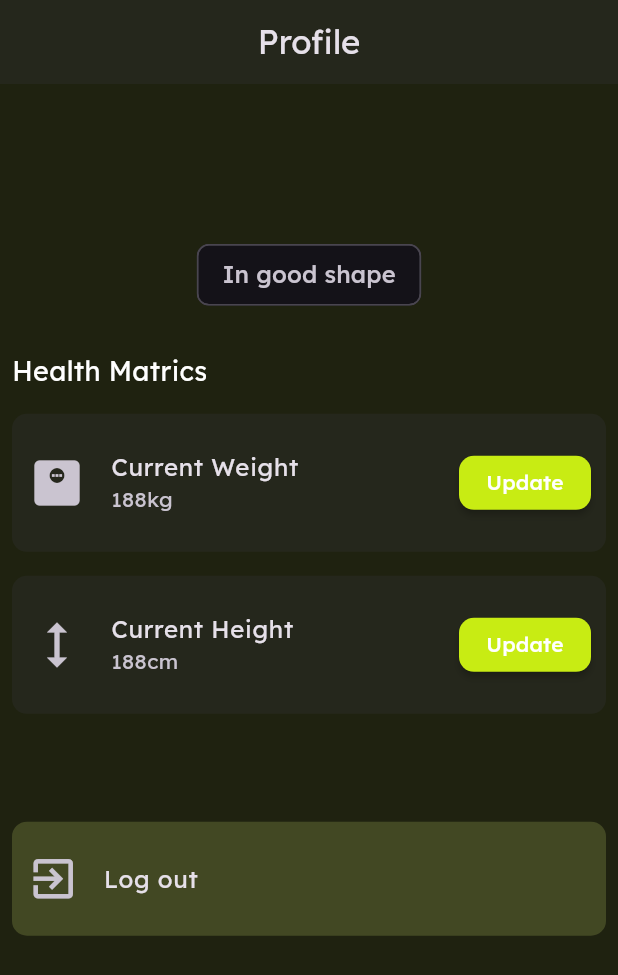
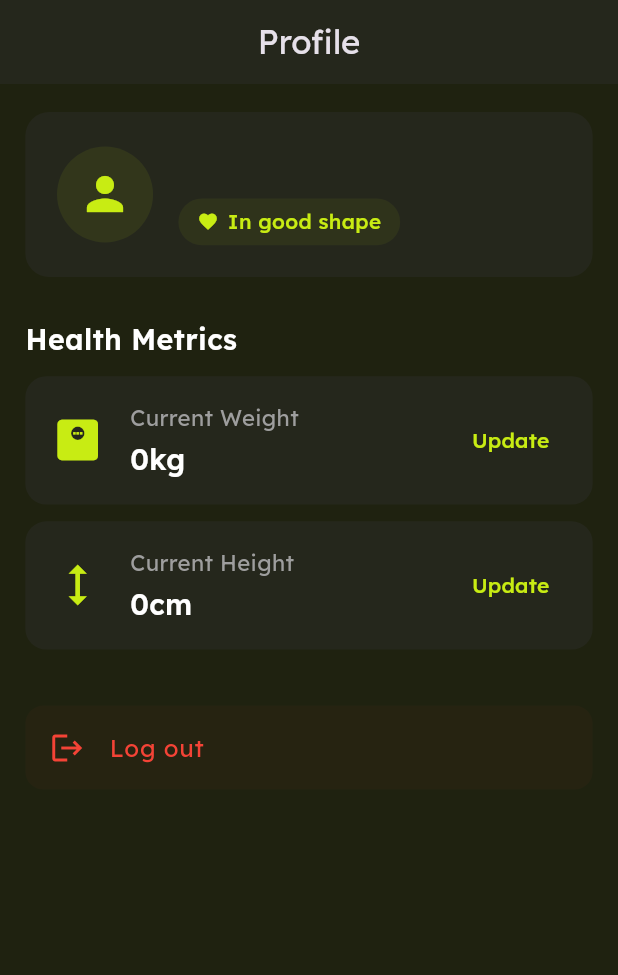
Before and after one commit to Amin-Thoufeeque/fitthread, a Flutter app: the ProfileScreen screen opened directly, on a phone screen of 412 x 824 dp. Shown: the top 975 px of the screen. Run offline on Flutter 3.47's test engine with Material 3 defaults, Android fonts, the phone set to English and light mode, and no system bars; our stand-ins replace bloc, dartz, dio, flutter_bloc, flutter_screenutil, flutter_slidable and 8 more; accounts and stored records are empty.

Commit message:
Update profile screen ui

```diff
--- /dev/null
+++ b/lib/Presentation/Const/widgets/matric_card.dart
@@ -0,0 +1,59 @@
+import 'package:fitthread/Presentation/Const/colors.dart';
+import 'package:flutter/material.dart';
+import 'package:flutter_screenutil/flutter_screenutil.dart';
+
+class MetricCard extends StatelessWidget {
+  final IconData icon;
+  final String title;
+  final String value;
+  final VoidCallback onUpdate;
+
+  const MetricCard({
+    super.key,
+    required this.icon,
+    required this.title,
+    required this.value,
+    required this.onUpdate,
+  });
+
+  @override
+  Widget build(BuildContext context) {
+    return Container(
+      padding: EdgeInsets.all(16.w),
+      decoration: BoxDecoration(
+        color: AppColors.cardBackground,
+        borderRadius: BorderRadius.circular(14),
+      ),
+      child: Row(
+        children: [
+          Icon(icon, size: 36, color: AppColors.accentGreen),
+          SizedBox(width: 16.w),
+          Expanded(
+            child: Column(
+              crossAxisAlignment: CrossAxisAlignment.start,
+              children: [
+                Text(
+                  title,
+                  style: TextStyle(fontSize: 14.sp, color: Colors.grey),
+                ),
+                SizedBox(height: 4.h),
+                Text(
+                  value,
+                  style: TextStyle(
+                    fontSize: 18.sp,
+                    fontWeight: FontWeight.w600,
+                  ),
+                ),
+              ],
+            ),
+          ),
+          TextButton(
+            onPressed: onUpdate,
+            style: TextButton.styleFrom(foregroundColor: AppColors.accentGreen),
+            child: const Text('Update'),
+          ),
+        ],
+      ),
+    );
+  }
+}
--- a/lib/Presentation/ProfileScreen/profile_screen.dart
+++ b/lib/Presentation/ProfileScreen/profile_screen.dart
@@ -2,6 +2,7 @@ import 'package:fitthread/Application/User/user_bloc.dart';
 import 'package:fitthread/Presentation/Const/colors.dart';
 import 'package:fitthread/Presentation/Const/other_screens/submit_height_screen.dart';
 import 'package:fitthread/Presentation/Const/other_screens/submit_weight_screen.dart';
+import 'package:fitthread/Presentation/Const/widgets/matric_card.dart';
 import 'package:fitthread/Presentation/splashscreen.dart';
 import 'package:flutter/material.dart';
 import 'package:flutter_bloc/flutter_bloc.dart';
@@ -12,116 +13,149 @@ class ProfileScreen extends StatelessWidget {
 
   @override
   Widget build(BuildContext context) {
+    final user = context.read<UserBloc>().state.user;
+
     return Scaffold(
+      backgroundColor: AppColors.mainBackground,
       appBar: AppBar(
-        title: Text('Profile'),
+        elevation: 0,
+        title: const Text('Profile'),
         centerTitle: true,
         backgroundColor: AppColors.cardBackground,
       ),
       body: SingleChildScrollView(
-        child: Center(
+        padding: EdgeInsets.symmetric(horizontal: 16.w, vertical: 20.h),
         child: Column(
-            crossAxisAlignment: .center,
-
+          crossAxisAlignment: CrossAxisAlignment.start,
           children: [
-              SizedBox(height: 50.h),
-              Text(
-                context.read<UserBloc>().state.user.username,
-                style: TextStyle(fontSize: 25.sp),
+            Container(
+              padding: EdgeInsets.all(20.w),
+              decoration: BoxDecoration(
+                color: AppColors.cardBackground,
+                borderRadius: BorderRadius.circular(16),
               ),
-              SizedBox(height: 20.h),
-              Chip(
-                label: Text('In good shape', style: TextStyle(fontSize: 15.sp)),
-              ),
-              SizedBox(height: 20.h),
-              Align(
-                alignment: AlignmentGeometry.centerLeft,
-                child: Padding(
-                  padding: const EdgeInsets.all(8.0),
-                  child: Text(
-                    'Health Matrics',
-                    style: TextStyle(fontSize: 17.sp),
+              child: Row(
+                children: [
+                  CircleAvatar(
+                    radius: 32,
+                    backgroundColor: AppColors.accentGreen.withAlpha(20),
+                    child: Icon(
+                      Icons.person,
+                      size: 36,
+                      color: AppColors.accentGreen,
                     ),
                   ),
-              ),
-              Padding(
-                padding: const EdgeInsets.all(8.0),
-                child: ListTile(
-                  shape: RoundedRectangleBorder(
-                    borderRadius: BorderRadiusGeometry.circular(10),
-                  ),
-                  contentPadding: EdgeInsets.all(10),
-                  tileColor: AppColors.cardBackground,
-                  leading: Icon(Icons.monitor_weight, size: 40),
-                  title: Text('Current Weight'),
-                  subtitle: Text('188kg'),
-                  trailing: MaterialButton(
-                    onPressed: () {
-                      Navigator.of(context).push(
-                        MaterialPageRoute(
-                          builder: (context) =>
-                              SubmitWeightScreen(isUpdating: true),
-                        ),
-                      );
-                    },
-                    color: AppColors.accentGreen,
-                    shape: RoundedRectangleBorder(
-                      borderRadius: BorderRadiusGeometry.circular(10),
-                    ),
-                    child: Text('Update'),
+                  SizedBox(width: 16.w),
+                  Expanded(
+                    child: Column(
+                      crossAxisAlignment: CrossAxisAlignment.start,
+                      children: [
+                        Text(
+                          user.username,
+                          style: TextStyle(
+                            fontSize: 20.sp,
+                            fontWeight: FontWeight.w600,
                           ),
                         ),
+                        SizedBox(height: 6.h),
+                        Container(
+                          padding: EdgeInsets.symmetric(
+                            horizontal: 12.w,
+                            vertical: 6.h,
                           ),
-              Padding(
-                padding: const EdgeInsets.all(8.0),
-                child: ListTile(
-                  shape: RoundedRectangleBorder(
-                    borderRadius: BorderRadiusGeometry.circular(10),
+                          decoration: BoxDecoration(
+                            color: AppColors.accentGreen.withAlpha(15),
+                            borderRadius: BorderRadius.circular(20),
                           ),
-                  contentPadding: EdgeInsets.all(10),
-                  tileColor: AppColors.cardBackground,
-                  leading: Icon(Icons.height, size: 40),
-                  title: Text('Current Height'),
-                  subtitle: Text('188cm'),
-                  trailing: MaterialButton(
-                    onPressed: () {
-                      Navigator.of(context).push(
-                        MaterialPageRoute(
-                          builder: (context) =>
-                              SubmitHeightScreen(isUpdating: true),
+                          child: Row(
+                            mainAxisSize: MainAxisSize.min,
+                            children: [
+                              Icon(
+                                Icons.favorite,
+                                size: 14,
+                                color: AppColors.accentGreen,
                               ),
-                      );
-                    },
+                              SizedBox(width: 6.w),
+                              Text(
+                                'In good shape',
+                                style: TextStyle(
+                                  fontSize: 13.sp,
+                                  fontWeight: FontWeight.w500,
                                   color: AppColors.accentGreen,
-                    shape: RoundedRectangleBorder(
-                      borderRadius: BorderRadiusGeometry.circular(10),
-                    ),
-                    child: Text('Update'),
-                  ),
-                ),
-              ),
-              SizedBox(height: 60.h),
-              Padding(
-                padding: const EdgeInsets.all(8.0),
-                child: ListTile(
-                  onTap: () {
-                    context.read<UserBloc>().add(LogOut());
-                    Navigator.of(context).pushReplacement(
-                      MaterialPageRoute(builder: (context) => Splashscreen()),
-                    );
-                  },
-                  shape: RoundedRectangleBorder(
-                    borderRadius: BorderRadiusGeometry.circular(10),
-                  ),
-                  contentPadding: EdgeInsets.all(10),
-                  tileColor: AppColors.inputBackground,
-                  leading: Icon(Icons.exit_to_app, size: 35),
-                  title: Text('Log out'),
                                 ),
                               ),
                             ],
                           ),
                         ),
+                      ],
+                    ),
+                  ),
+                ],
+              ),
+            ),
+
+            SizedBox(height: 30.h),
+
+            Text(
+              'Health Metrics',
+              style: TextStyle(fontSize: 18.sp, fontWeight: FontWeight.w600),
+            ),
+            SizedBox(height: 12.h),
+
+            MetricCard(
+              icon: Icons.monitor_weight,
+              title: 'Current Weight',
+              value: '${context.read<UserBloc>().state.user.weightKg}kg',
+              onUpdate: () {
+                Navigator.push(
+                  context,
+                  MaterialPageRoute(
+                    builder: (_) => SubmitWeightScreen(isUpdating: true),
+                  ),
+                );
+              },
+            ),
+
+            SizedBox(height: 12.h),
+
+            MetricCard(
+              icon: Icons.height,
+              title: 'Current Height',
+              value: '${context.read<UserBloc>().state.user.heightCm}cm',
+              onUpdate: () {
+                Navigator.push(
+                  context,
+                  MaterialPageRoute(
+                    builder: (_) => SubmitHeightScreen(isUpdating: true),
+                  ),
+                );
+              },
+            ),
+
+            SizedBox(height: 40.h),
+
+            Container(
+              decoration: BoxDecoration(
+                color: Colors.red.withAlpha(8),
+                borderRadius: BorderRadius.circular(12),
+              ),
+              child: ListTile(
+                onTap: () {
+                  context.read<UserBloc>().add(LogOut());
+                  Navigator.pushReplacement(
+                    context,
+                    MaterialPageRoute(builder: (_) => Splashscreen()),
+                  );
+                },
+                leading: const Icon(Icons.logout, color: Colors.red),
+                title: const Text(
+                  'Log out',
+                  style: TextStyle(color: Colors.red),
+                ),
+              ),
+            ),
+          ],
+        ),
       ),
     );
   }
```
Lines whose indentation alone changed are shown as unchanged.
